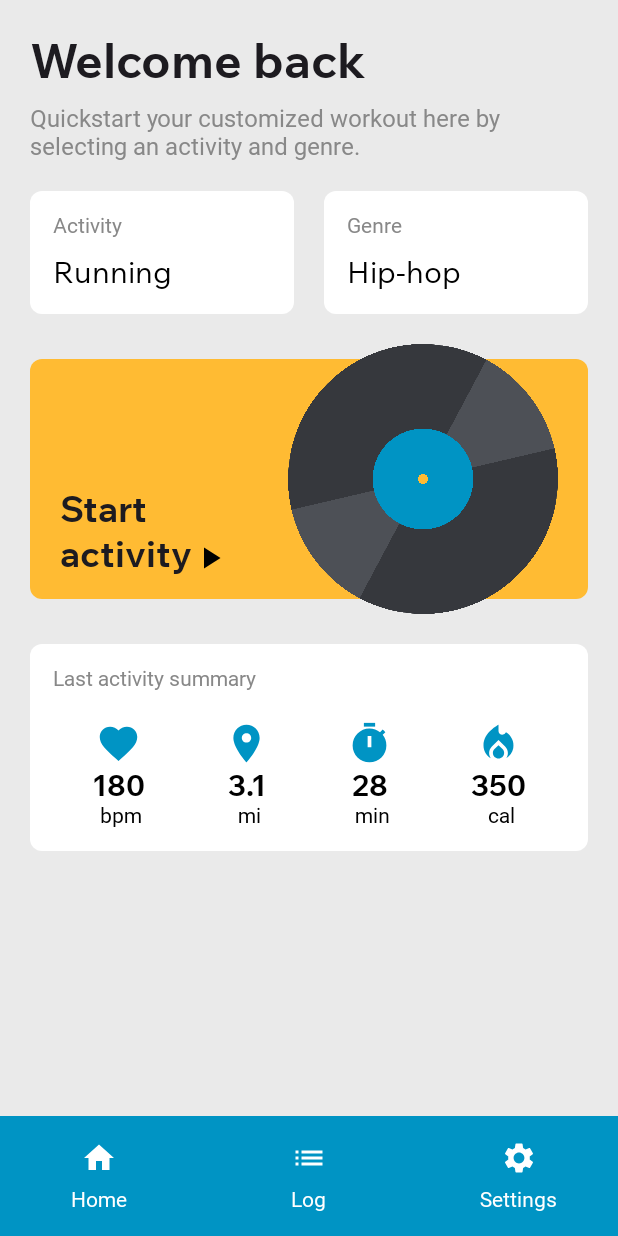
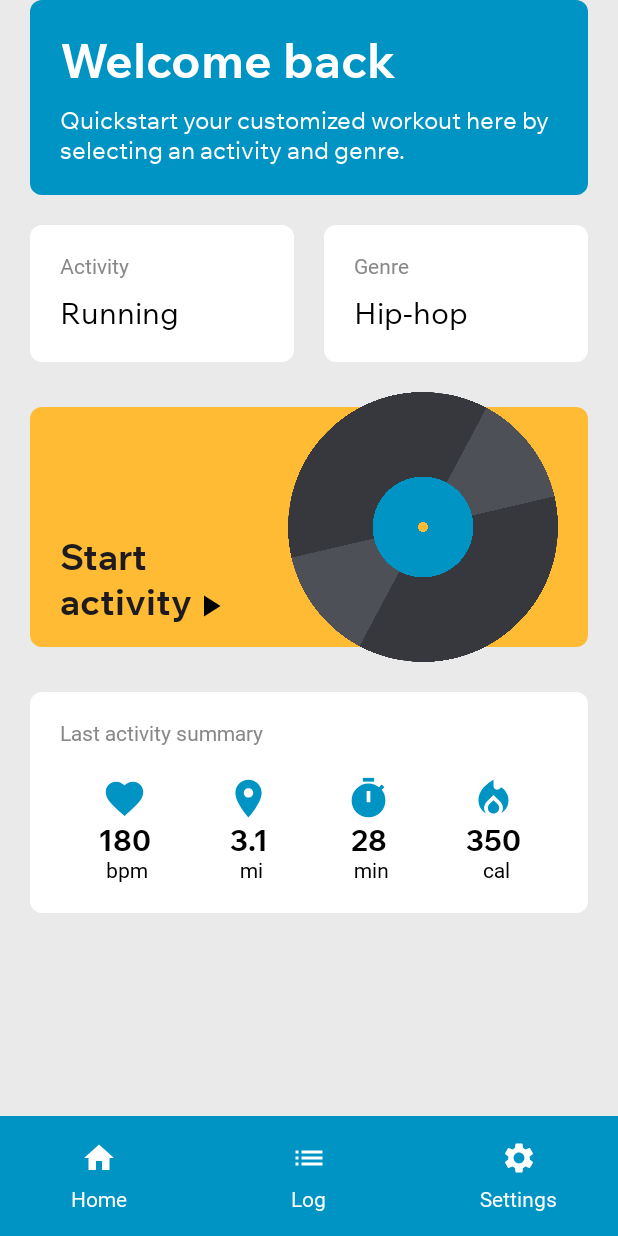
Before and after one commit to alysazhou/cadence, an Android app built with Jetpack Compose: the screen it shows after launch (MainActivity), on a phone screen of 412 x 824 dp. Run offline under Robolectric (Android 15) with nearby library versions, the phone set to English and light mode, and no system bars; Roboto replaces fonts that are not available here.

Commit message:
updates to HomeScreen UI

```diff
--- a/app/src/main/java/com/cs407/cadence/ui/screens/HomeScreen.kt
+++ b/app/src/main/java/com/cs407/cadence/ui/screens/HomeScreen.kt
@@ -8,6 +8,7 @@ import androidx.compose.animation.core.rememberInfiniteTransition
 import androidx.compose.animation.core.tween
 import androidx.compose.ui.draw.rotate
 import androidx.compose.foundation.Image
+import androidx.compose.foundation.background
 import androidx.compose.foundation.clickable
 import androidx.compose.foundation.layout.Arrangement
 import androidx.compose.foundation.layout.Box
@@ -62,27 +63,11 @@ import com.cs407.cadence.ui.theme.CadenceTheme
 fun HomeScreen(modifier: Modifier = Modifier) {
     Scaffold(
         topBar = {
-            Column(
-                verticalArrangement = Arrangement.spacedBy(10.dp),
-                modifier = Modifier
-                    .windowInsetsPadding(WindowInsets.safeDrawing)
-                    .padding(20.dp)
-            ) {
-                Text(
-                    text = "Welcome back",
-                    fontWeight = FontWeight.Bold,
-                    fontSize = 32.sp
-                )
-                Text(
-                    text = "Quickstart your customized workout here by selecting an activity and genre.",
-                    fontSize = 16.sp,
-                    fontWeight = FontWeight.Medium,
-                    color = MaterialTheme.colorScheme.tertiary
-                )
-            }
+
         }
     ) { innerPadding ->
         Box(
+
             modifier = modifier
                 .fillMaxSize()
                 .padding(innerPadding)
@@ -92,6 +77,33 @@ fun HomeScreen(modifier: Modifier = Modifier) {
                 verticalArrangement = Arrangement
                     .spacedBy(20.dp),
             ) {
+                Box(
+                    contentAlignment = Alignment.TopStart,
+                    modifier = Modifier
+                        .fillMaxWidth()
+                        .clip(RoundedCornerShape(8.dp))
+                        .background(MaterialTheme.colorScheme.onPrimary)
+                ) {
+                    Column(
+                        verticalArrangement = Arrangement.spacedBy(10.dp),
+                        modifier = Modifier
+                            .padding(20.dp)
+                    ) {
+                        Text(
+                            text = "Welcome back",
+                            fontWeight = FontWeight.Bold,
+                            fontSize = 32.sp,
+                            color = Color.White
+                        )
+                        Text(
+                            text = "Quickstart your customized workout here by selecting an activity and genre.",
+                            fontSize = 16.sp,
+                            fontWeight = FontWeight.Normal,
+                            color = Color.White
+                        )
+                    }
+                }
+
                 Row(
                     modifier = Modifier
                         .fillMaxWidth(),
@@ -103,7 +115,7 @@ fun HomeScreen(modifier: Modifier = Modifier) {
                             .weight(1f),
                         onClick = { /*TODO*/ },
                         shape = RoundedCornerShape(8.dp),
-                        contentPadding = PaddingValues(horizontal = 15.dp, vertical = 15.dp),
+                        contentPadding = PaddingValues(20.dp),
                     ) {
                         Column(
                             modifier = Modifier.fillMaxWidth(),
@@ -130,7 +142,7 @@ fun HomeScreen(modifier: Modifier = Modifier) {
                             .weight(1f),
                         onClick = { /*TODO*/ },
                         shape = RoundedCornerShape(8.dp),
-                        contentPadding = PaddingValues(horizontal = 15.dp, vertical = 15.dp),
+                        contentPadding = PaddingValues(20.dp),
                     ) {
                         Column(
                             modifier = Modifier.fillMaxWidth(),
@@ -219,7 +231,7 @@ fun HomeScreen(modifier: Modifier = Modifier) {
                 Button(
                     onClick = { /*TODO*/ },
                     shape = RoundedCornerShape(8.dp),
-                    contentPadding = PaddingValues(horizontal = 15.dp, vertical = 15.dp),
+                    contentPadding = PaddingValues(20.dp),
                 ) {
                     Column(
                         modifier = Modifier.fillMaxWidth(),
```
